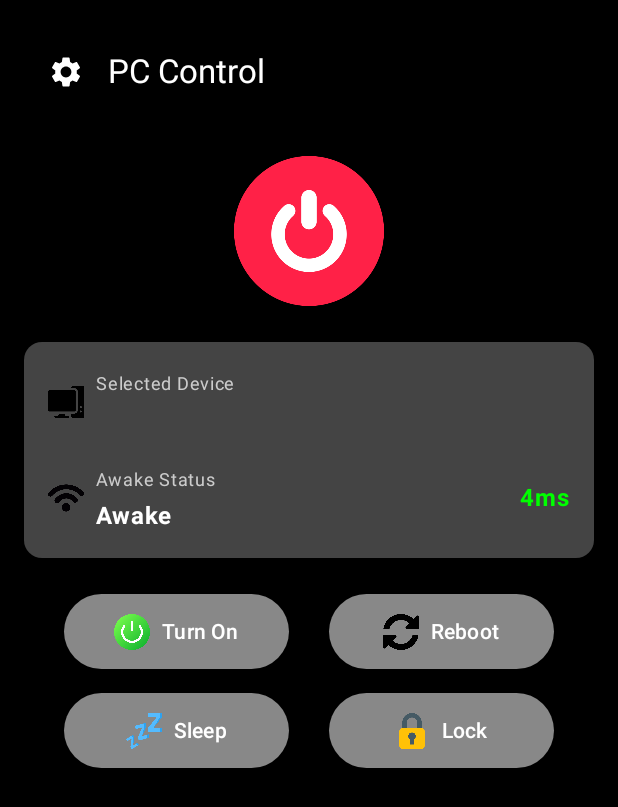
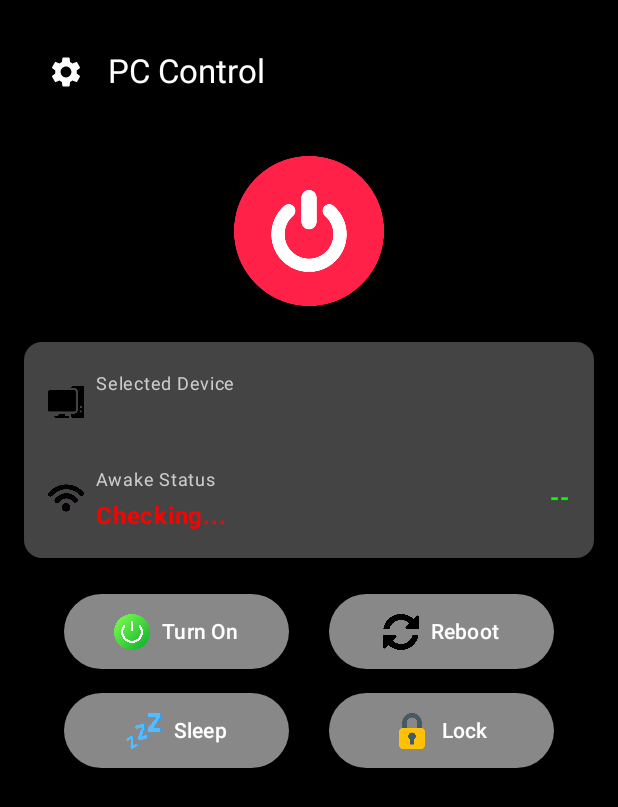
Before and after one commit to MertYigit0/RemotePCController, an Android app built with Jetpack Compose: the screen it shows after launch (MainActivity), on a phone screen of 412 x 824 dp. Shown: the top 807 px of the screen. Run offline under Robolectric (Android 15) with nearby library versions, the phone set to English and light mode, and no system bars.

Commit message:
feat: Add device status and ping functionality
- Added a ping functionality to check device availability using `InetAddress.isReachable()`.
- Implemented a periodic check (every 10 seconds) to update the device's awake status in the UI.
- Updated `DeviceViewModel` to include `awakeStatus` and `pingTimeMs` state flows, reflecting the device's online status and ping time.
- Modified `DeviceControlScreen` to display the awake status (Awake/Offline/Error) and ping time, with color-coded status for better visibility.
- Integrated DataStore in `DeviceViewModel` to retrieve device information at initialization.

```diff
--- a/app/src/main/java/com/mertyigit0/remoteshutdownforwindows/DeviceControlScreen.kt
+++ b/app/src/main/java/com/mertyigit0/remoteshutdownforwindows/DeviceControlScreen.kt
@@ -8,7 +8,9 @@ import androidx.compose.material.icons.Icons
 import androidx.compose.material.icons.filled.Settings
 import androidx.compose.material3.*
 import androidx.compose.runtime.Composable
+import androidx.compose.runtime.LaunchedEffect
 import androidx.compose.runtime.collectAsState
+import androidx.compose.runtime.getValue
 import androidx.compose.ui.Alignment
 import androidx.compose.ui.Modifier
 import androidx.compose.ui.graphics.Color
@@ -26,6 +28,7 @@ import androidx.navigation.compose.rememberNavController
 import com.mertyigit0.remoteshutdownforwindows.data.DataStoreManager
 import com.mertyigit0.remoteshutdownforwindows.viewmodel.DeviceViewModel
 import com.mertyigit0.remoteshutdownforwindows.viewmodel.DeviceViewModelFactory
+import kotlinx.coroutines.delay
 
 @Composable
 fun DeviceControlScreen() {
@@ -98,13 +101,28 @@ fun DeviceControlContent(navController: NavHostController, viewModel: DeviceView
                     Spacer(modifier = Modifier.width(8.dp))
                     Column {
                         Text("Selected Device", color = Color.LightGray, fontSize = 12.sp)
-                        Text(selectedDevice.value, fontWeight = FontWeight.Bold, color = Color.White)
+                        Text(
+                            selectedDevice.value,
+                            fontWeight = FontWeight.Bold,
+                            color = Color.White
+                        )
                     }
                     Spacer(modifier = Modifier.weight(1f))
                     //Icon(Icons.Default.Settings, contentDescription = "More", tint = Color.White)
                 }
 
                 Spacer(modifier = Modifier.height(16.dp))
+
+
+                val awakeStatus by viewModel.awakeStatus.collectAsState()
+                val pingTimeMs by viewModel.pingTimeMs.collectAsState()
+
+                LaunchedEffect(Unit) {
+                    while (true) {
+                        viewModel.pingDevice()
+                        delay(10000)
+                    }
+                }
 
                 Row(
                     modifier = Modifier.fillMaxWidth(),
@@ -118,10 +136,18 @@ fun DeviceControlContent(navController: NavHostController, viewModel: DeviceView
                     Spacer(modifier = Modifier.width(8.dp))
                     Column {
                         Text("Awake Status", color = Color.LightGray, fontSize = 12.sp)
-                        Text("Awake", fontWeight = FontWeight.Bold, color = Color.White)
+                        Text(
+                            text = awakeStatus,
+                            fontWeight = FontWeight.Bold,
+                            color = if (awakeStatus == "Awake") Color.Green else Color.Red
+                        )
                     }
                     Spacer(modifier = Modifier.weight(1f))
-                    Text("4ms", color = Color.Green, fontWeight = FontWeight.Bold)
+                    Text(
+                        text = pingTimeMs,
+                        color = Color.Green,
+                        fontWeight = FontWeight.Bold
+                    )
                 }
             }
         }
--- a/app/src/main/java/com/mertyigit0/remoteshutdownforwindows/viewmodel/DeviceViewModel.kt
+++ b/app/src/main/java/com/mertyigit0/remoteshutdownforwindows/viewmodel/DeviceViewModel.kt
@@ -10,6 +10,8 @@ import kotlinx.coroutines.launch
 import com.mertyigit0.remoteshutdownforwindows.data.DataStoreManager
 import kotlinx.coroutines.Dispatchers
 import kotlinx.coroutines.GlobalScope
+import kotlinx.coroutines.flow.first
+import kotlinx.coroutines.withContext
 import retrofit2.Call
 import retrofit2.Retrofit
 import retrofit2.converter.gson.GsonConverterFactory
@@ -41,6 +43,16 @@ class DeviceViewModel(private val dataStoreManager: DataStoreManager) : ViewMode
     val wakeOnLanPort = MutableStateFlow("")
 
     init {
+        // Verileri DataStore'dan çekme işlemini burada başlatıyoruz.
+        viewModelScope.launch {
+            deviceName.value = dataStoreManager.deviceName.first() // İlk veriyi al
+            macAddress.value = dataStoreManager.macAddress.first() // İlk veriyi al
+            ipAddress.value = dataStoreManager.ipAddress.first() // İlk veriyi al
+            networkIpAddress.value = dataStoreManager.networkIpAddress.first() // İlk veriyi al
+            wakeOnLanPort.value = dataStoreManager.wakeOnLanPort.first() // İlk veriyi al
+        }
+
+        // Verilere abone olma işlemi (örneğin, değerler değişirse yeniden güncellenmesi sağlanır)
         viewModelScope.launch {
             dataStoreManager.deviceName.collect { deviceName.value = it }
             dataStoreManager.macAddress.collect { macAddress.value = it }
@@ -62,8 +74,6 @@ class DeviceViewModel(private val dataStoreManager: DataStoreManager) : ViewMode
         viewModelScope.launch {
             dataStoreManager.saveDevice(computerModel)
         }
-
-
     }
 
 
@@ -192,4 +202,43 @@ class DeviceViewModel(private val dataStoreManager: DataStoreManager) : ViewMode
     }
 
 
+
+
+    val awakeStatus = MutableStateFlow("Checking...")
+    val pingTimeMs = MutableStateFlow("--")
+
+    fun pingDevice() {
+        val ip = ipAddress.value
+        if (ip.isEmpty()) return
+
+        viewModelScope.launch(Dispatchers.IO) {
+            try {
+                val startTime = System.currentTimeMillis()
+                val reachable = InetAddress.getByName(ip).isReachable(5000)
+                val endTime = System.currentTimeMillis()
+                val pingTime = (endTime - startTime).toInt()
+
+                withContext(Dispatchers.Main) {
+                    if (reachable) {
+                        awakeStatus.value = "Awake"
+                        pingTimeMs.value = "$pingTime ms"
+                    } else {
+                        awakeStatus.value = "Offline"
+                        pingTimeMs.value = "--"
+                    }
+                }
+            } catch (e: Exception) {
+                e.printStackTrace()
+                withContext(Dispatchers.Main) {
+                    awakeStatus.value = "Error"
+                    pingTimeMs.value = "--"
+                }
+            }
+        }
+    }
+
+
+
+
+
 }
```
